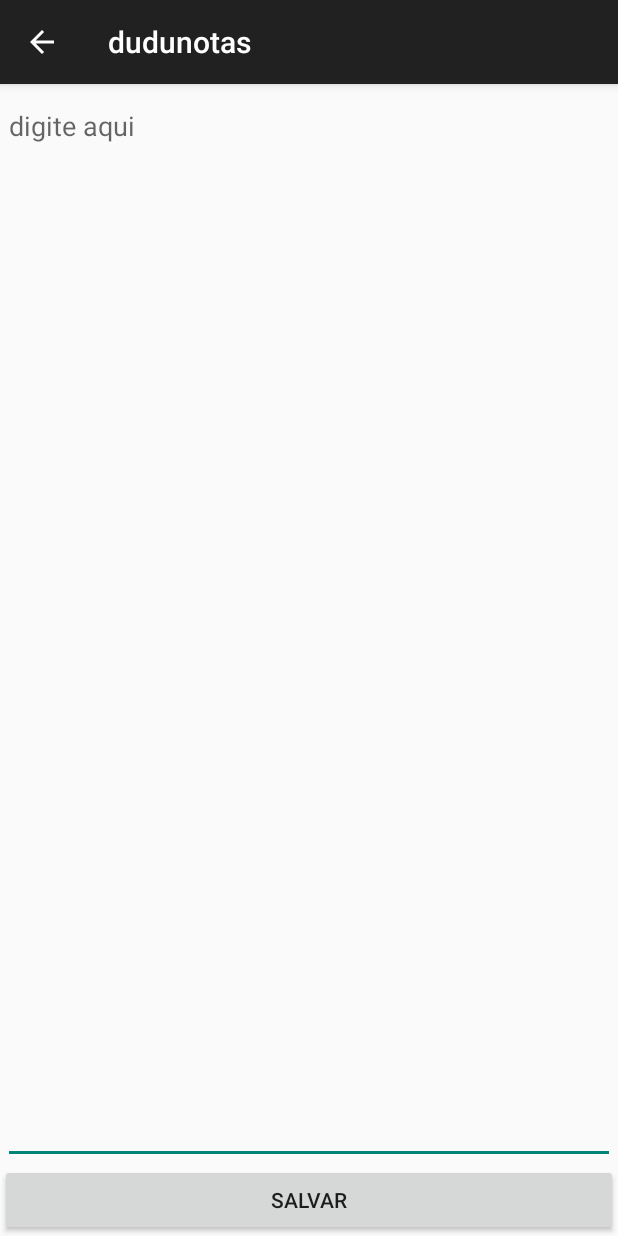
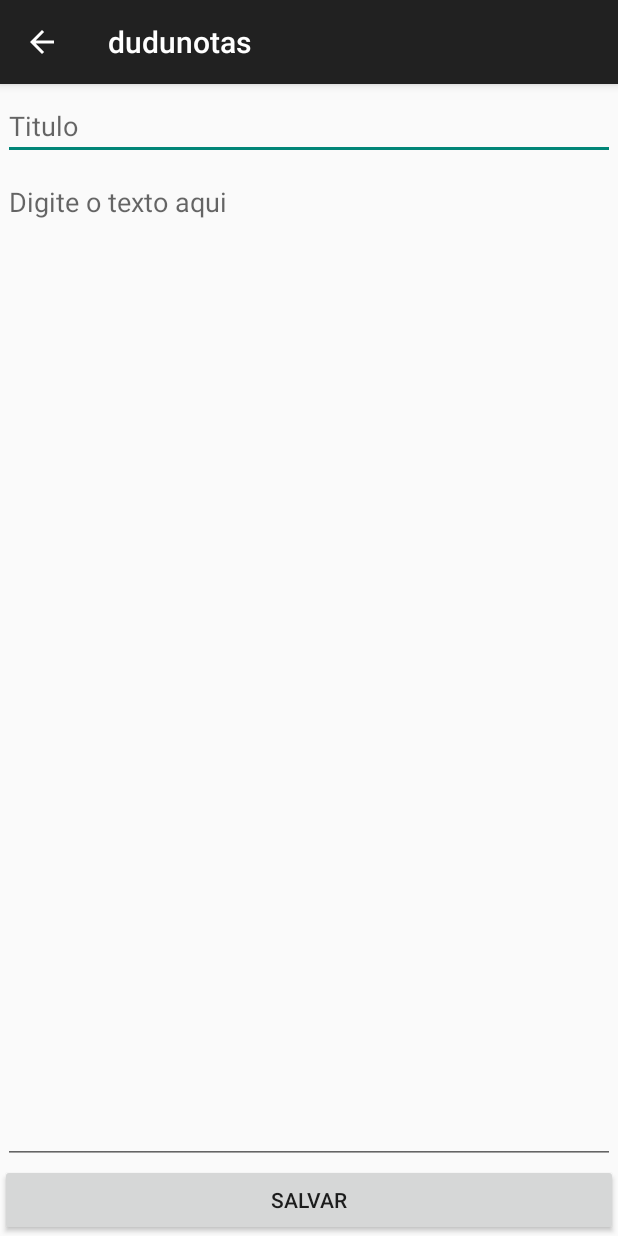
Before and after one commit to palmito2002/dudunotas, an Android app: the editor screen opened directly, with no data from a screen before it, after a tap on "SALVAR", on a phone screen of 412 x 824 dp. Run offline under Robolectric (Android 15) with nearby library versions, the phone set to English and light mode, and no system bars.

Commit message:
Bloco de notas com SQLite

```diff
--- a/app/src/main/java/com/example/dudunotas/editor.java
+++ b/app/src/main/java/com/example/dudunotas/editor.java
@@ -11,17 +11,24 @@ import android.view.View;
 import android.widget.Button;
 import android.widget.EditText;
 
+import com.example.dudunotas.Model.Nota;
+import com.example.dudunotas.Model.NotasDAO;
+
 import java.util.HashSet;
 
 public class editor extends AppCompatActivity {
-EditText txtNota;
+EditText txtNota,txtTitulo;
 Button btnsalvar;
+int idNota=0;
+Nota nota;
+
     @Override
     protected void onCreate(Bundle savedInstanceState) {
         super.onCreate(savedInstanceState);
         setContentView(R.layout.activity_editor);
 
         txtNota = (EditText)findViewById(R.id.txtNota);
+        txtTitulo = (EditText)findViewById(R.id.txtTituloNota);
         btnsalvar = (Button)findViewById(R.id.btnsalvar);
 
         //Habilita o botão voltar na barra de ações do app
@@ -34,45 +41,33 @@ Button btnsalvar;
             }
         });
 
-        //Recebe a intent enviada pela outra activity com a posição do item selecionado na lista.
-        //Caso seja diferente de -1, significa que o usuario esta querendo modificar uma nota ja existente.
-        //Então, ele pega o texto do item da posicão informada no array de notas e coloca na caixa de texto.
         Intent intent = getIntent();
-        final int notaId = intent.getIntExtra("notaId",-1);
-        if(notaId!=-1){
-            txtNota.setText(MainActivity.notas.get(notaId));
+        idNota = intent.getIntExtra("notaId",-1);
+        if(idNota!=-1){
+            NotasDAO notasDAO = new NotasDAO(this);
+            nota = notasDAO.obterNota(idNota);
+            txtTitulo.setText(nota.getTitulo());
+            txtNota.setText(nota.getTexto());
+        }
+        else{
+            nota = new Nota();
         }
 
     }
 
     public void salvarNota(){
-        //Recebe a intent enviada pela outra activity com a posição do item selecionado na lista.
-        Intent intent = getIntent();
-        final int notaId = intent.getIntExtra("notaId",-1);
 
         //Verifica se há texto digitado na caixa de texto
-        if(txtNota.getText().toString().length()>0){
-
-            //Verifica se o notaId(Posição do item selecionado) é diferente de -1.
-            //Caso seja diferente de -1, significa que o usuario esta querendo modificar uma nota ja existente.
-            //Caso contrário, significa que ele está criando uma nova nota.
-            if(notaId!=-1){
-                MainActivity.notas.set(notaId,txtNota.getText().toString());
-                MainActivity.arrayAdapter.notifyDataSetInvalidated();
+        if(txtNota.getText().toString().length()>0 && txtTitulo.getText().toString().length()>0){
+            NotasDAO notasDAO = new NotasDAO(editor.this);
+            nota.setTexto(txtNota.getText().toString());
+            nota.setTitulo(txtTitulo.getText().toString());
+            if(idNota!=-1){
+                notasDAO.atualizarNota(nota);
             }
             else{
-                MainActivity.notas.add(txtNota.getText().toString());
-                MainActivity.arrayAdapter.notifyDataSetInvalidated();
+                notasDAO.inserirNota(nota);
             }
-
-
-            //Carrega o SharedPreferences do app
-            SharedPreferences sharedPreferences = getApplicationContext().getSharedPreferences("com.example.dudunotas", Context.MODE_PRIVATE);
-            //Cria um HashSet para salvar o arrayList de notas
-            HashSet<String> set = new HashSet<>(MainActivity.notas);
-            //Salva o HashSet no sharedPreferences
-            sharedPreferences.edit().putStringSet("notas",set).apply();
-            //Finaliza a activity
             finish();
 
         }
--- a/app/src/main/res/layout/activity_editor.xml
+++ b/app/src/main/res/layout/activity_editor.xml
@@ -16,12 +16,23 @@
 
     <EditText
         android:layout_width="match_parent"
+        android:layout_height="wrap_content"
+        android:id="@+id/txtTituloNota"
+        android:hint="Titulo"
+        android:layout_marginTop="5dp"
+        android:layout_marginHorizontal="2dp"
+        android:layout_alignParentTop="true"/>
+
+
+    <EditText
+        android:layout_width="match_parent"
         android:layout_height="match_parent"
         android:id="@+id/txtNota"
+        android:layout_below="@id/txtTituloNota"
         android:layout_above="@id/btnsalvar"
         android:textAlignment="viewStart"
         android:gravity="top|left"
-        android:hint="digite aqui"
+        android:hint="Digite o texto aqui"
         android:layout_marginTop="5dp"
         android:layout_marginHorizontal="2dp"
         />
```
Also changed, not shown: app/src/main/java/com/example/dudunotas/MainActivity.java (+33 -31 lines), app/src/main/java/com/example/dudunotas/Model/AdapterNota.java (added, +43 -0 lines), app/src/main/java/com/example/dudunotas/Model/Conexao.java (added, +34 -0 lines), app/src/main/java/com/example/dudunotas/Model/Nota.java (added, +31 -0 lines), app/src/main/java/com/example/dudunotas/Model/NotasDAO.java (added, +72 -0 lines), app/src/main/res/layout/layout_nota.xml (added, +41 -0 lines).
